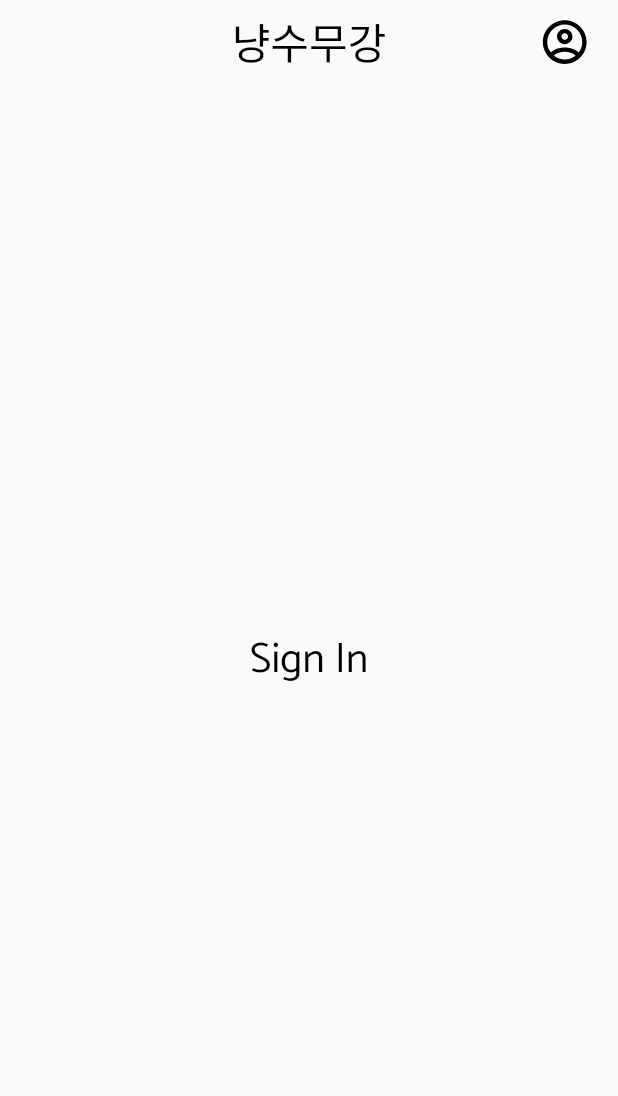
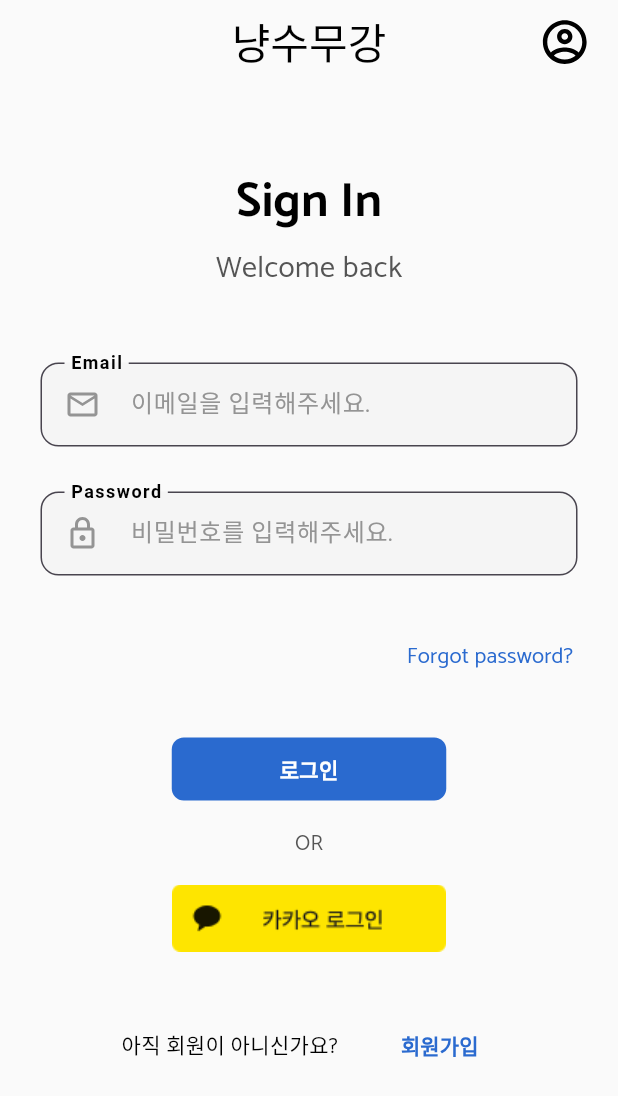
Before and after one commit to haejun-kim/cat-long-live, a Flutter app: the screen it shows after launch, on a phone screen of 412 x 824 dp. Shown: the top 1096 px of the screen. Run offline on Flutter 3.47's test engine with Material 3 defaults, Android fonts, the phone set to English and light mode, and no system bars; our stand-ins replace flutter_svg.

Commit message:
feat: add sign in page

```diff
--- a/lib/main.dart
+++ b/lib/main.dart
@@ -1,5 +1,5 @@
 import 'package:cat_long_live/src/service/theme_service.dart';
-import 'package:cat_long_live/src/view/account/sign_in_view.dart';
+import 'package:cat_long_live/src/view/account/view/sign_in_view.dart';
 import 'package:flutter/material.dart';
 import 'package:provider/provider.dart';
 
--- a/lib/src/view/account/sign_in_view.dart
+++ /dev/null
@@ -1,23 +0,0 @@
-import 'package:cat_long_live/theme/component/appbar.dart';
-import 'package:flutter/material.dart';
-import 'package:cat_long_live/src/service/theme_service.dart';
-
-class SignInView extends StatelessWidget {
-  const SignInView({super.key});
-
-  @override
-  Widget build(BuildContext context) {
-    return Scaffold(
-      appBar: const CustomAppBar(),
-      body: Center(
-        child: TextButton(
-          onPressed: () {},
-          child: Text(
-            "Sign In",
-            style: ThemeService().theme.typo.headline1,
-          ),
-        ),
-      ),
-    );
-  }
-}
--- /dev/null
+++ b/lib/src/view/account/view/sign_in_view.dart
@@ -0,0 +1,114 @@
+import 'package:cat_long_live/theme/component/appbar.dart';
+import 'package:cat_long_live/theme/component/button/button.dart';
+import 'package:cat_long_live/theme/component/button/kakao_button.dart';
+import 'package:cat_long_live/theme/component/hide_keyboard.dart';
+import 'package:cat_long_live/theme/component/input_field.dart';
+import 'package:flutter/material.dart';
+import 'package:cat_long_live/src/service/theme_service.dart';
+
+class SignInView extends StatelessWidget {
+  const SignInView({super.key});
+
+  @override
+  Widget build(BuildContext context) {
+    return HideKeyboard(
+      child: Scaffold(
+        appBar: const CustomAppBar(),
+        body: SingleChildScrollView(
+          child: Center(
+            child: Column(
+              children: [
+                Padding(
+                  padding: EdgeInsets.only(
+                      top: MediaQuery.of(context).size.height * 0.07),
+                  child: Text(
+                    "Sign In",
+                    style: context.theme.typo.headline1
+                        .copyWith(fontWeight: context.typo.bold, fontSize: 32),
+                  ),
+                ),
+                const SizedBox(height: 10),
+                Text(
+                  "Welcome back",
+                  style: context.typo.headline4.copyWith(
+                    color: context.color.subtext,
+                  ),
+                ),
+                const SizedBox(height: 50),
+                const InputField(
+                  hint: "이메일을 입력해주세요.",
+                  icon: "material-mail",
+                  labelText: "Email",
+                ),
+                const SizedBox(
+                  height: 30,
+                ),
+                const InputField(
+                  hint: "비밀번호를 입력해주세요.",
+                  icon: "material-lock",
+                  labelText: "Password",
+                ),
+                const SizedBox(
+                  height: 30,
+                ),
+                Align(
+                  alignment: const Alignment(0.87, 0),
+                  child: TextButton(
+                    onPressed: () {},
+                    child: Text(
+                      "Forgot password?",
+                      style: context.typo.subtitle2
+                          .copyWith(color: context.color.primary),
+                    ),
+                  ),
+                ),
+                const SizedBox(
+                  height: 30,
+                ),
+                Button(
+                  onPressed: () {},
+                  text: "로그인",
+                  width: 183,
+                ),
+                const SizedBox(
+                  height: 20,
+                ),
+                Text(
+                  "OR",
+                  style: context.typo.body1.copyWith(
+                    color: context.color.subtext,
+                  ),
+                ),
+                const SizedBox(
+                  height: 10,
+                ),
+                const KakaoButton(),
+                const SizedBox(
+                  height: 30,
+                ),
+                Row(
+                  mainAxisAlignment: MainAxisAlignment.center,
+                  children: [
+                    Text("아직 회원이 아니신가요?", style: context.typo.body1),
+                    const SizedBox(
+                      width: 30,
+                    ),
+                    TextButton(
+                      onPressed: () {},
+                      child: Text(
+                        "회원가입",
+                        style: context.typo.body1.copyWith(
+                            color: context.color.primary,
+                            fontWeight: context.typo.bold),
+                      ),
+                    )
+                  ],
+                ),
+              ],
+            ),
+          ),
+        ),
+      ),
+    );
+  }
+}
--- /dev/null
+++ b/lib/src/view/base_view.dart
@@ -0,0 +1,26 @@
+import 'package:flutter/material.dart';
+import 'package:cat_long_live/src/view/base_view_model.dart';
+import 'package:provider/provider.dart';
+
+class BaseView<T extends BaseViewModel> extends StatelessWidget {
+  const BaseView({
+    super.key,
+    required this.viewModel,
+    required this.builder,
+  });
+
+  final T viewModel;
+  final Widget Function(BuildContext context, T viewModel) builder;
+
+  @override
+  Widget build(BuildContext context) {
+    return ChangeNotifierProvider(
+      create: (context) => viewModel,
+      child: Consumer<T>(
+        builder: (context, viewModel, child) {
+          return builder(context, viewModel);
+        },
+      ),
+    );
+  }
+}
--- /dev/null
+++ b/lib/src/view/base_view_model.dart
@@ -0,0 +1,12 @@
+import 'package:flutter/material.dart';
+
+class BaseViewModel extends ChangeNotifier {
+  bool _isBusy = false;
+
+  bool get isBusy => _isBusy;
+
+  set isBusy(bool value) {
+    _isBusy = value;
+    notifyListeners();
+  }
+}
--- /dev/null
+++ b/lib/theme/component/button/kakao_button.dart
@@ -0,0 +1,20 @@
+import 'package:flutter/material.dart';
+
+class KakaoButton extends StatelessWidget {
+  const KakaoButton({super.key});
+
+  @override
+  Widget build(BuildContext context) {
+    return TextButton(
+      onPressed: () {
+        // 버튼을 눌렀을 때 수행할 동작
+        print("kakao login button pressed!");
+      },
+      child: Image.asset(
+        "assets/images/kakao_login_medium_narrow.png", // 이미지 파일 경로
+        width: 183, // 이미지의 가로 크기
+        height: 45, // 이미지의 세로 크기
+      ),
+    );
+  }
+}
--- /dev/null
+++ b/lib/theme/component/hide_keyboard.dart
@@ -0,0 +1,15 @@
+import 'package:flutter/material.dart';
+
+class HideKeyboard extends StatelessWidget {
+  const HideKeyboard({super.key, required this.child});
+
+  final Widget child;
+
+  @override
+  Widget build(BuildContext context) {
+    return GestureDetector(
+      onTap: FocusManager.instance.primaryFocus?.unfocus,
+      child: child,
+    );
+  }
+}
--- a/lib/theme/component/input_field.dart
+++ b/lib/theme/component/input_field.dart
@@ -12,12 +12,14 @@ class InputField extends StatefulWidget {
     this.onChanged,
     this.onSubmitted,
     this.onClear,
+    this.labelText,
     bool? isClear,
   }) : isClear = isClear ?? false;
 
   final String? hint; // 아무것도 입력하지 않았을 때
   final String? icon; // 아이콘을 함께 포함하고 싶을 때
   final bool isClear;
+  final String? labelText;
   final TextEditingController? controller; // 입력
   final void Function(String text)? onChanged; // 입력을 할 때마다 호출
   final void Function(String text)? onSubmitted; // 입력 완료 후 제출 버튼 호출
@@ -33,7 +35,9 @@ class _InputFieldState extends State<InputField> {
 
   @override
   Widget build(BuildContext context) {
-    return TextField(
+    return Padding(
+      padding: const EdgeInsets.symmetric(horizontal: 27),
+      child: TextFormField(
         controller: controller,
 
         // changed text
@@ -46,10 +50,32 @@ class _InputFieldState extends State<InputField> {
         style: context.typo.headline5,
 
         // cursor color
-      cursorColor: context.color.primary,
+        cursorColor: context.color.subtext,
+
         decoration: InputDecoration(
+          // border
           border: OutlineInputBorder(
             borderRadius: BorderRadius.circular(12),
+          ),
+
+          // focusBorder
+          focusedBorder: OutlineInputBorder(
+            borderRadius: BorderRadius.circular(12),
+            borderSide: BorderSide(
+              color: context.color.subtext,
+            ),
+          ),
+
+          // label
+          labelText:
+              widget.labelText?.isNotEmpty == true ? widget.labelText : null,
+
+          // floating label
+          floatingLabelBehavior: FloatingLabelBehavior.always,
+          floatingLabelStyle: TextStyle(
+            color: context.color.text,
+            letterSpacing: 1.3,
+            fontWeight: FontWeight.bold,
           ),
 
           // background color
@@ -57,7 +83,7 @@ class _InputFieldState extends State<InputField> {
           fillColor: context.color.hintContainer,
 
           // hint style
-        hintStyle: context.typo.headline5.copyWith(
+          hintStyle: context.typo.subtitle1.copyWith(
             color: context.color.onHintContainer,
           ),
           hintText: widget.hint,
@@ -72,7 +98,10 @@ class _InputFieldState extends State<InputField> {
           prefixIcon: Padding(
             padding: const EdgeInsets.all(16),
             child: widget.icon != null
-              ? AssetIcon(widget.icon!, color: context.color.onHintContainer)
+                ? AssetIcon(
+                    widget.icon!,
+                    color: context.color.onHintContainer,
+                  )
                 : null,
           ),
 
@@ -91,6 +120,7 @@ class _InputFieldState extends State<InputField> {
                 )
               : null,
         ),
+      ),
     );
   }
 }
--- a/pubspec.yaml
+++ b/pubspec.yaml
@@ -86,6 +86,7 @@ flutter:
           weight: 700
   assets:
     - assets/icons/
+    - assets/images/
   #   - family: Trajan Pro
   #     fonts:
   #       - asset: fonts/TrajanPro.ttf
```
Also changed, not shown: assets/images/kakao_login_medium_narrow.png (added), lib/src/model/account.dart (added), lib/src/repository/account_repository.dart (added), lib/src/view/account/view/sign_up_view.dart (renamed from lib/src/view/account/sign_up_view.dart). Lines whose indentation alone changed are shown as unchanged.
